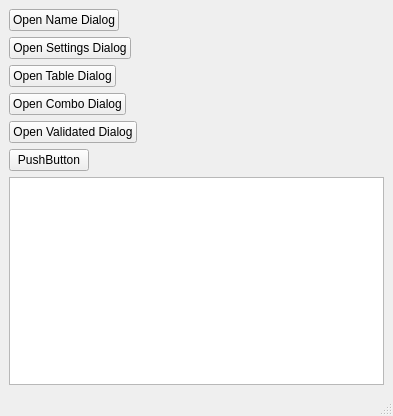
Qt form resources/ui/main_window.ui (dukes5f5/DEFAULT_UIs) before a commit.
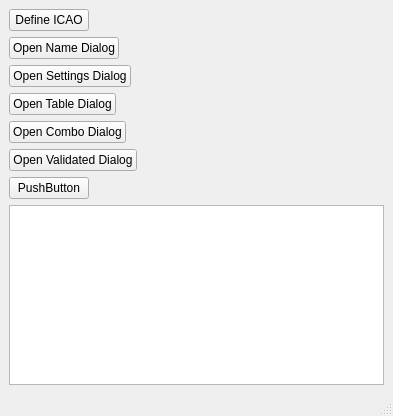
The same form after that commit.

The edit to the form file:
```diff
--- a/resources/ui/main_window.ui
+++ b/resources/ui/main_window.ui
@@ -15,6 +15,19 @@
   </property>
   <widget class="QWidget" name="centralwidget">
    <layout class="QVBoxLayout" name="verticalLayout">
+    <item>
+     <widget class="QPushButton" name="pushButtonDefineICAO">
+      <property name="sizePolicy">
+       <sizepolicy hsizetype="Fixed" vsizetype="Fixed">
+        <horstretch>0</horstretch>
+        <verstretch>0</verstretch>
+       </sizepolicy>
+      </property>
+      <property name="text">
+       <string>Define ICAO</string>
+      </property>
+     </widget>
+    </item>
     <item>
      <widget class="QPushButton" name="pushButtonName">
       <property name="sizePolicy">
```
